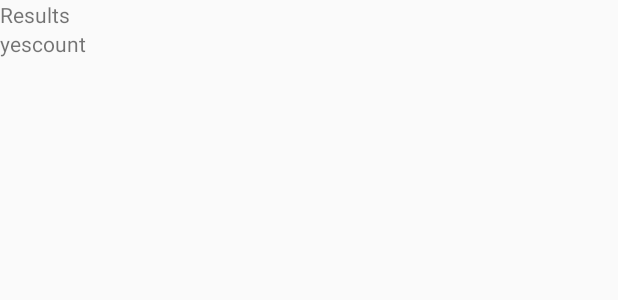
After one commit to asavale1/poh-android, an Android app: the layout dialog_results.xml on its own in the app's theme, with its tools: preview values and no code run, on a phone screen of 412 x 824 dp. The commit adds this screen. Shown: the top 300 px of the screen. Run offline under Robolectric (Android 15) with nearby library versions, the phone set to English and light mode, and no system bars.

Commit message:
Show results of the question

```diff
--- a/app/src/main/AndroidManifest.xml
+++ b/app/src/main/AndroidManifest.xml
@@ -8,7 +8,7 @@
         android:allowBackup="true"
         android:icon="@mipmap/ic_launcher"
         android:label="@string/app_name"
-        android:theme="@style/AppTheme" >
+        android:theme="@style/AppTheme">
         <activity
             android:name=".BaseActivity"
             android:label="@string/app_name" >
@@ -19,7 +19,9 @@
             </intent-filter>
         </activity>
 
-        <receiver android:name=".AlarmReceiver"/>
+        <receiver android:name=".UpdateAlarmReceiver"/>
+        <receiver android:name=".ResultsAlarmReceiver"/>
+
 
     </application>
 
--- a/app/src/main/java/pollsofhumanity/hardikar/com/pollsofhumanity/AlarmReceiver.java
+++ b/app/src/main/java/pollsofhumanity/hardikar/com/pollsofhumanity/UpdateAlarmReceiver.java
@@ -11,7 +11,7 @@ import pollsofhumanity.hardikar.com.pollsofhumanity.server.QuestionHolder;
 /**
  * Created by ameya on 9/6/15.
  */
-public class AlarmReceiver extends BroadcastReceiver {
+public class UpdateAlarmReceiver extends BroadcastReceiver {
     private ManageSharedPref manageSharedPref;
     @Override
     public void onReceive(Context context, Intent intent) {
@@ -32,7 +32,6 @@ public class AlarmReceiver extends BroadcastReceiver {
 
             manageSharedPref.setQuestion(question.getQuestion());
             manageSharedPref.setId(question.getId());
-           //manageSharedPref.updateQuestion(question.getQuestion(), question.getId());
 
         }
     };
--- /dev/null
+++ b/app/src/main/res/layout/dialog_results.xml
@@ -0,0 +1,25 @@
+<?xml version="1.0" encoding="utf-8"?>
+<LinearLayout xmlns:android="http://schemas.android.com/apk/res/android"
+    android:orientation="vertical" android:layout_width="match_parent"
+    android:layout_height="match_parent">
+
+    <TextView
+        android:layout_width="wrap_content"
+        android:layout_height="wrap_content"
+        android:text="Results"/>
+
+    <TextView
+        android:layout_width="wrap_content"
+        android:layout_height="wrap_content"
+        android:id="@+id/yes_count"
+        android:text="yescount"/>
+    <TextView
+        android:layout_width="wrap_content"
+        android:layout_height="wrap_content"
+        android:id="@+id/no_count"/>
+    <TextView
+        android:layout_width="wrap_content"
+        android:layout_height="wrap_content"
+        android:id="@+id/total_count"/>
+
+</LinearLayout>
```
Also changed, not shown: app/src/main/java/pollsofhumanity/hardikar/com/pollsofhumanity/BaseActivity.java (+75 -10 lines), app/src/main/java/pollsofhumanity/hardikar/com/pollsofhumanity/ResultsAlarmReceiver.java (added, +47 -0 lines), app/src/main/java/pollsofhumanity/hardikar/com/pollsofhumanity/server/GetResults.java (added, +71 -0 lines), app/src/main/java/pollsofhumanity/hardikar/com/pollsofhumanity/server/GetResultsListener.java (added, +8 -0 lines), app/src/main/java/pollsofhumanity/hardikar/com/pollsofhumanity/server/ResultsHolder.java (added, +22 -0 lines).
